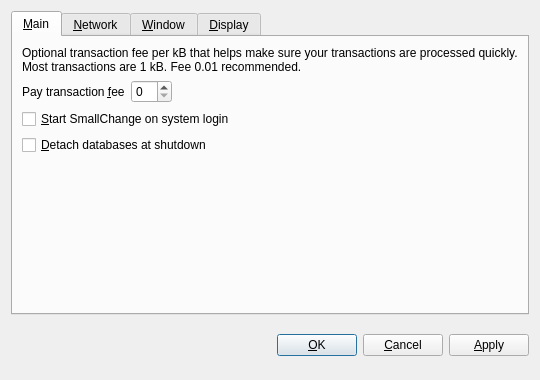
Above: src/qt/forms/optionsdialog.ui from hodachung1709/crecoin before the change. Below: the same form after it.
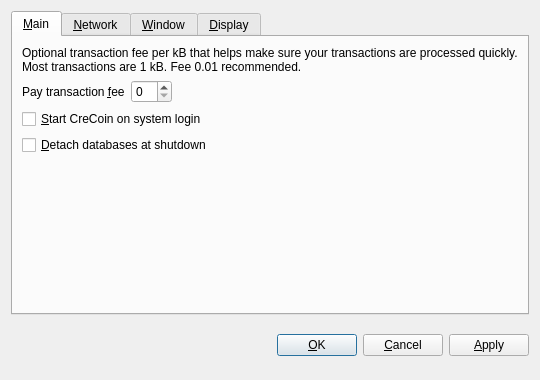
That is the form after the change. The open tabs and pages were chosen to show the change. Custom widgets are drawn as their Qt base class.

What changed in the file:
```diff
--- a/src/qt/forms/optionsdialog.ui
+++ b/src/qt/forms/optionsdialog.ui
@@ -82,7 +82,7 @@
           <string>Automatically start SmallChange after logging in to the system.</string>
          </property>
          <property name="text">
-          <string>&amp;Start SmallChange on system login</string>
+          <string>&amp;Start CreCoin on system login</string>
          </property>
         </widget>
        </item>
```
Left out of the diff: 10 changed lines with no effect on the pictures.
